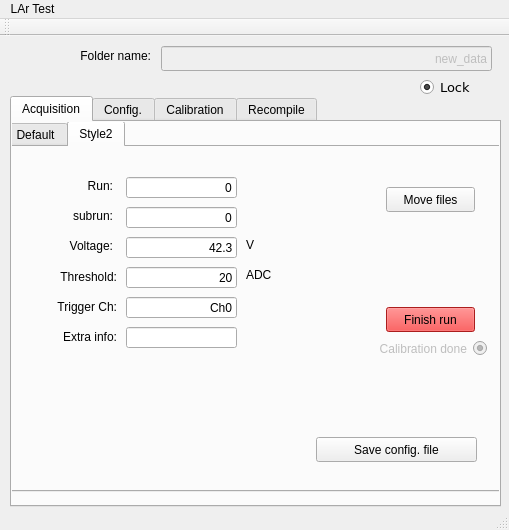
The window that move_files/move_files/mainwindow.ui (hvsouza/CAEN_Digitizer) describes before a commit, drawn with Qt 5.
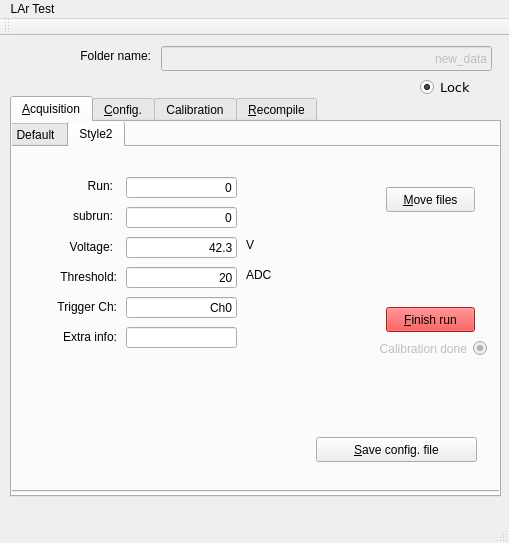
The same window after the commit. The open tabs and pages were chosen to show the change.

Diff of the .ui file:
```diff
--- a/move_files/move_files/mainwindow.ui
+++ b/move_files/move_files/mainwindow.ui
@@ -7,7 +7,7 @@
     <x>0</x>
     <y>0</y>
     <width>509</width>
-    <height>530</height>
+    <height>543</height>
    </rect>
   </property>
   <property name="sizePolicy">
@@ -18,8 +18,8 @@
   </property>
   <property name="minimumSize">
    <size>
-    <width>385</width>
-    <height>372</height>
+    <width>509</width>
+    <height>530</height>
    </size>
   </property>
   <property name="windowTitle">
@@ -63,7 +63,7 @@
       <x>10</x>
       <y>60</y>
       <width>491</width>
-      <height>411</height>
+      <height>401</height>
      </rect>
     </property>
     <property name="currentIndex">
@@ -71,7 +71,7 @@
     </property>
     <widget class="QWidget" name="tab">
      <attribute name="title">
-      <string>Acquisition</string>
+      <string>&amp;Acquisition</string>
      </attribute>
      <widget class="QTabWidget" name="tabWidget_3">
       <property name="geometry">
@@ -774,7 +774,7 @@
          </rect>
         </property>
         <property name="text">
-         <string>Move files</string>
+         <string>&amp;Move files</string>
         </property>
        </widget>
        <widget class="QLabel" name="label_6">
@@ -1076,7 +1076,7 @@
 </string>
         </property>
         <property name="text">
-         <string>Finish run</string>
+         <string>&amp;Finish run</string>
         </property>
         <property name="autoDefault">
          <bool>false</bool>
@@ -1120,10 +1120,10 @@
        <widget class="QLabel" name="label_3">
         <property name="geometry">
          <rect>
-          <x>40</x>
+          <x>26</x>
           <y>90</y>
-          <width>67</width>
-          <height>17</height>
+          <width>81</width>
+          <height>20</height>
          </rect>
         </property>
         <property name="text">
@@ -1162,7 +1162,7 @@
          </rect>
         </property>
         <property name="text">
-         <string>Save config. file</string>
+         <string>&amp;Save config. file</string>
         </property>
        </widget>
       </widget>
@@ -1170,7 +1170,7 @@
     </widget>
     <widget class="QWidget" name="tab_5">
      <attribute name="title">
-      <string>Config.</string>
+      <string>&amp;Config.</string>
      </attribute>
      <widget class="QLineEdit" name="file_type">
       <property name="enabled">
@@ -2857,7 +2857,7 @@
     </widget>
     <widget class="QWidget" name="tab_3">
      <attribute name="title">
-      <string>Recompile</string>
+      <string>&amp;Recompile</string>
      </attribute>
      <widget class="QLabel" name="label_12">
       <property name="geometry">
```
Left out of the diff: 17 changed lines with no effect on the pictures.
